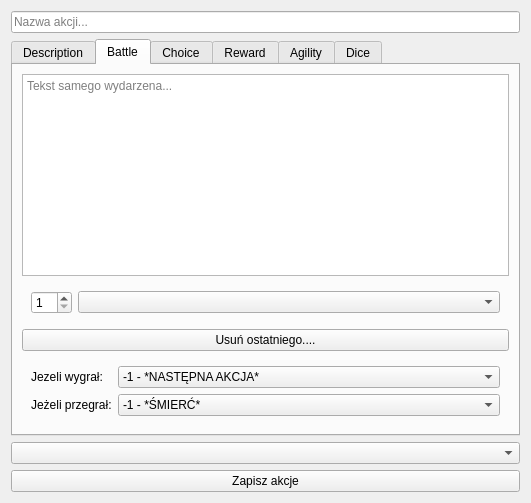
First picture: the form in DataManager/forms/GUI/action/actionview.ui, repository jurikimurik/Witcher_Adventures_PHP_QTCPP, before the edit.
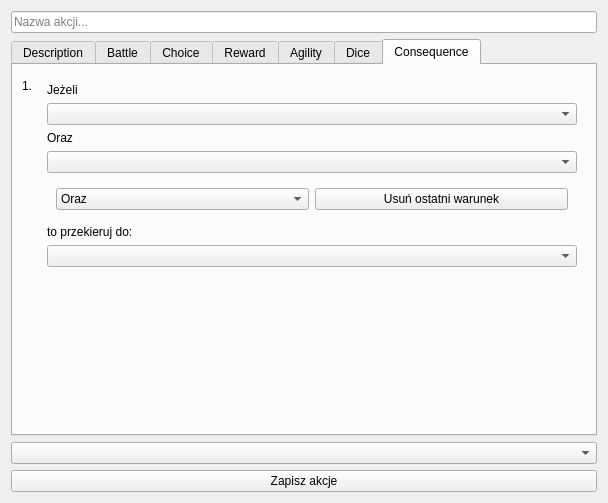
Second picture: the form after the edit. Icons and pictures are not drawn.

Commit message: Example GUI for ConsequenceAction created.

```diff
--- a/DataManager/forms/GUI/action/actionview.ui
+++ b/DataManager/forms/GUI/action/actionview.ui
@@ -6,7 +6,7 @@
    <rect>
     <x>0</x>
     <y>0</y>
-    <width>531</width>
+    <width>608</width>
     <height>503</height>
    </rect>
   </property>
@@ -30,7 +30,7 @@
       <enum>QTabWidget::Rounded</enum>
      </property>
      <property name="currentIndex">
-      <number>1</number>
+      <number>6</number>
      </property>
      <widget class="QWidget" name="descriptionAction">
       <attribute name="title">
@@ -424,6 +424,111 @@
        </item>
       </layout>
      </widget>
+     <widget class="QWidget" name="consequenceAction">
+      <attribute name="title">
+       <string>Consequence</string>
+      </attribute>
+      <layout class="QFormLayout" name="formLayout_7">
+       <item row="0" column="0">
+        <widget class="QLabel" name="conditionLabel1">
+         <property name="text">
+          <string>1.</string>
+         </property>
+        </widget>
+       </item>
+       <item row="0" column="1">
+        <widget class="QWidget" name="conditionWidget1" native="true">
+         <layout class="QVBoxLayout" name="verticalLayout_7">
+          <item>
+           <widget class="QLabel" name="ifLabel1">
+            <property name="sizePolicy">
+             <sizepolicy hsizetype="Fixed" vsizetype="Fixed">
+              <horstretch>0</horstretch>
+              <verstretch>0</verstretch>
+             </sizepolicy>
+            </property>
+            <property name="text">
+             <string>Jeżeli</string>
+            </property>
+           </widget>
+          </item>
+          <item>
+           <widget class="QComboBox" name="comboBox_3"/>
+          </item>
+          <item>
+           <widget class="QLabel" name="label">
+            <property name="sizePolicy">
+             <sizepolicy hsizetype="Fixed" vsizetype="Fixed">
+              <horstretch>0</horstretch>
+              <verstretch>0</verstretch>
+             </sizepolicy>
+            </property>
+            <property name="text">
+             <string>Oraz</string>
+            </property>
+           </widget>
+          </item>
+          <item>
+           <widget class="QComboBox" name="comboBox_2"/>
+          </item>
+          <item>
+           <widget class="QWidget" name="widget" native="true">
+            <layout class="QHBoxLayout" name="horizontalLayout">
+             <item>
+              <widget class="QComboBox" name="comboBox_5">
+               <item>
+                <property name="text">
+                 <string>Oraz</string>
+                </property>
+               </item>
+               <item>
+                <property name="text">
+                 <string>Lub</string>
+                </property>
+               </item>
+               <item>
+                <property name="text">
+                 <string>(</string>
+                </property>
+               </item>
+               <item>
+                <property name="text">
+                 <string>)</string>
+                </property>
+               </item>
+              </widget>
+             </item>
+             <item>
+              <widget class="QPushButton" name="pushButton">
+               <property name="text">
+                <string>Usuń ostatni warunek</string>
+               </property>
+              </widget>
+             </item>
+            </layout>
+           </widget>
+          </item>
+          <item>
+           <widget class="QLabel" name="label_2">
+            <property name="sizePolicy">
+             <sizepolicy hsizetype="Fixed" vsizetype="Fixed">
+              <horstretch>0</horstretch>
+              <verstretch>0</verstretch>
+             </sizepolicy>
+            </property>
+            <property name="text">
+             <string>to przekieruj do:</string>
+            </property>
+           </widget>
+          </item>
+          <item>
+           <widget class="QComboBox" name="comboBox"/>
+          </item>
+         </layout>
+        </widget>
+       </item>
+      </layout>
+     </widget>
     </widget>
    </item>
    <item>
```
